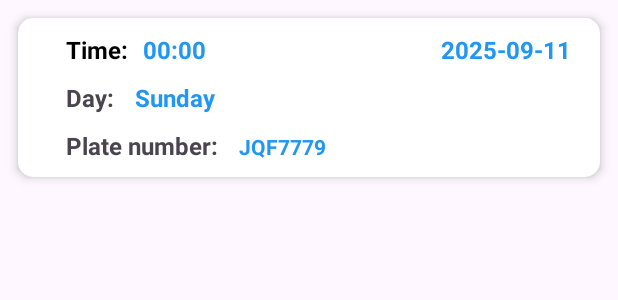
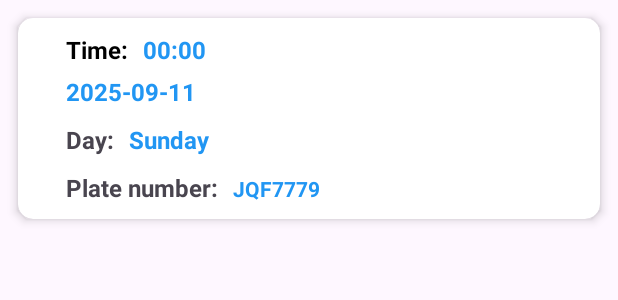
Before and after one commit to sharkyrahh/SD_SEC43_G06_43, an Android app: the layout logadmin.xml on its own in the app's theme, with its tools: preview values and no code run, on a phone screen of 412 x 824 dp. Shown: the top 300 px of the screen. Run offline under Robolectric (Android 15) with nearby library versions, the phone set to English and light mode, and no system bars.

Commit message:
Latest update

```diff
--- a/SmartParkParkingSystem/app/src/main/res/layout/fragment_dashboard.xml
+++ b/SmartParkParkingSystem/app/src/main/res/layout/fragment_dashboard.xml
@@ -105,7 +105,7 @@
                         <TextView
                             android:layout_width="wrap_content"
                             android:layout_height="wrap_content"
-                            android:text="Staff"
+                            android:text="Students"
                             android:textSize="14sp"
                             android:textColor="#555"/>
                     </LinearLayout>
--- a/SmartParkParkingSystem/app/src/main/res/layout/logadmin.xml
+++ b/SmartParkParkingSystem/app/src/main/res/layout/logadmin.xml
@@ -1,8 +1,8 @@
 <?xml version="1.0" encoding="utf-8"?>
 <androidx.cardview.widget.CardView xmlns:android="http://schemas.android.com/apk/res/android"
+    xmlns:app="http://schemas.android.com/apk/res-auto"
     android:layout_width="match_parent"
     android:layout_height="wrap_content"
-    xmlns:app="http://schemas.android.com/apk/res-auto"
     android:layout_margin="12dp"
     app:cardCornerRadius="10dp"
     app:cardElevation="4dp"
@@ -19,12 +19,14 @@
         <LinearLayout
             android:layout_width="match_parent"
             android:layout_height="wrap_content"
-            android:orientation="horizontal"
+            android:orientation="vertical"
             android:paddingStart="12dp">
 
             <LinearLayout
-                android:layout_width="260dp"
-                android:layout_height="wrap_content">
+                android:layout_width="match_parent"
+                android:layout_height="wrap_content"
+                android:orientation="horizontal">
+
                 <TextView
                     android:layout_width="wrap_content"
                     android:layout_height="wrap_content"
@@ -33,6 +35,7 @@
                     android:textColor="@color/black"
                     android:textSize="16sp"
                     android:textStyle="bold" />
+
                 <TextView
                     android:id="@+id/textTime"
                     android:layout_width="wrap_content"
@@ -44,34 +47,32 @@
                     android:textStyle="bold" />
             </LinearLayout>
 
-            <LinearLayout
-                android:layout_width="wrap_content"
-                android:layout_height="wrap_content"
-                android:layout_gravity="left">
-
             <TextView
                 android:id="@+id/textDate"
                 android:layout_width="wrap_content"
                 android:layout_height="wrap_content"
+                android:layout_marginTop="6dp"
+                android:layout_marginLeft="10dp"
                 android:text="2025-09-11"
                 android:textColor="#2196F3"
                 android:textSize="16sp"
                 android:textStyle="bold" />
         </LinearLayout>
-        </LinearLayout>
+
         <LinearLayout
             android:layout_width="match_parent"
             android:layout_height="wrap_content"
             android:paddingTop="10dp">
+
             <TextView
                 android:layout_width="wrap_content"
                 android:layout_height="wrap_content"
-                android:text="Day: "
+                android:text="Day:"
                 android:textStyle="bold"
                 android:paddingStart="12dp"
                 android:textSize="16sp"
-                android:layout_marginLeft="10dp">
-            </TextView>
+                android:layout_marginLeft="10dp" />
+
             <TextView
                 android:id="@+id/textDay"
                 android:layout_width="wrap_content"
@@ -80,23 +81,23 @@
                 android:textSize="16sp"
                 android:textStyle="bold"
                 android:textColor="@color/blue_500"
-                android:layout_marginLeft="10dp"
-                >
-            </TextView>
+                android:layout_marginLeft="10dp" />
         </LinearLayout>
+
         <LinearLayout
             android:layout_width="match_parent"
             android:layout_height="wrap_content"
             android:paddingTop="10dp">
+
             <TextView
                 android:layout_width="wrap_content"
                 android:layout_height="wrap_content"
-                android:text="Plate number: "
+                android:text="Plate number:"
                 android:textStyle="bold"
                 android:paddingStart="12dp"
                 android:textSize="16sp"
-                android:layout_marginLeft="10dp">
-            </TextView>
+                android:layout_marginLeft="10dp" />
+
             <TextView
                 android:id="@+id/textPlate"
                 android:layout_width="wrap_content"
@@ -104,9 +105,8 @@
                 android:text="JQF7779"
                 android:textStyle="bold"
                 android:textColor="@color/blue_500"
-                android:layout_marginLeft="10dp"
-                >
-            </TextView>
+                android:layout_marginLeft="10dp" />
         </LinearLayout>
+
     </LinearLayout>
 </androidx.cardview.widget.CardView>
```
Also changed, not shown: SmartParkParkingSystem/app/src/main/res/layout/log.xml (+16 -16 lines), 6 other files. Lines whose indentation alone changed are shown as unchanged.
